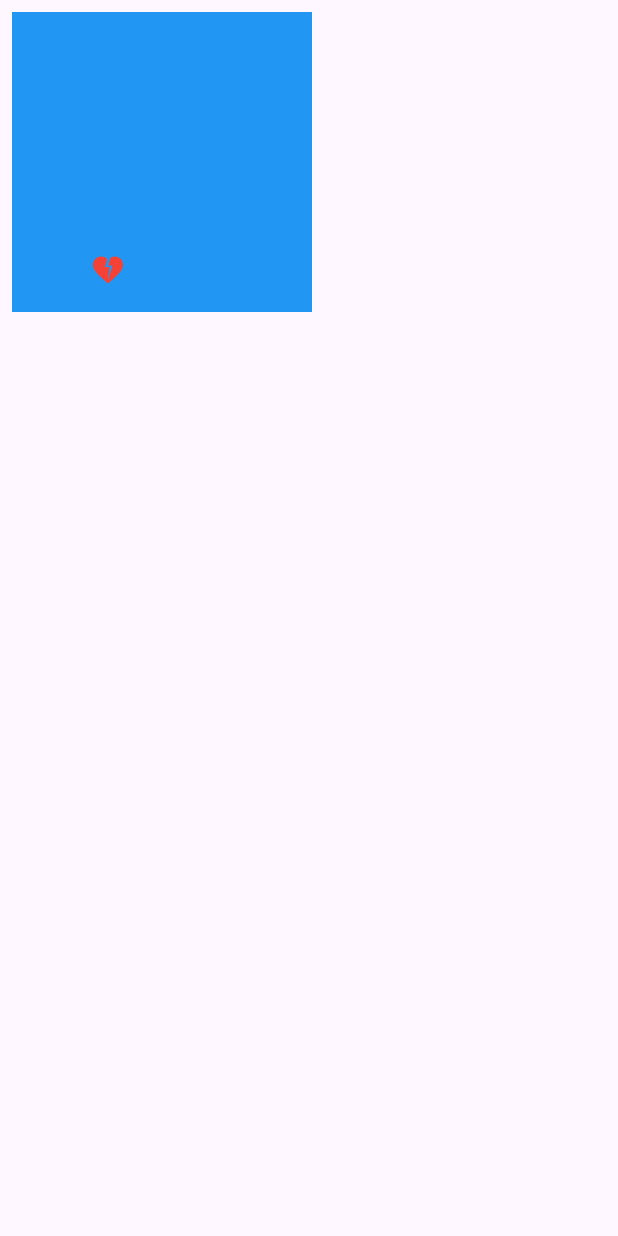
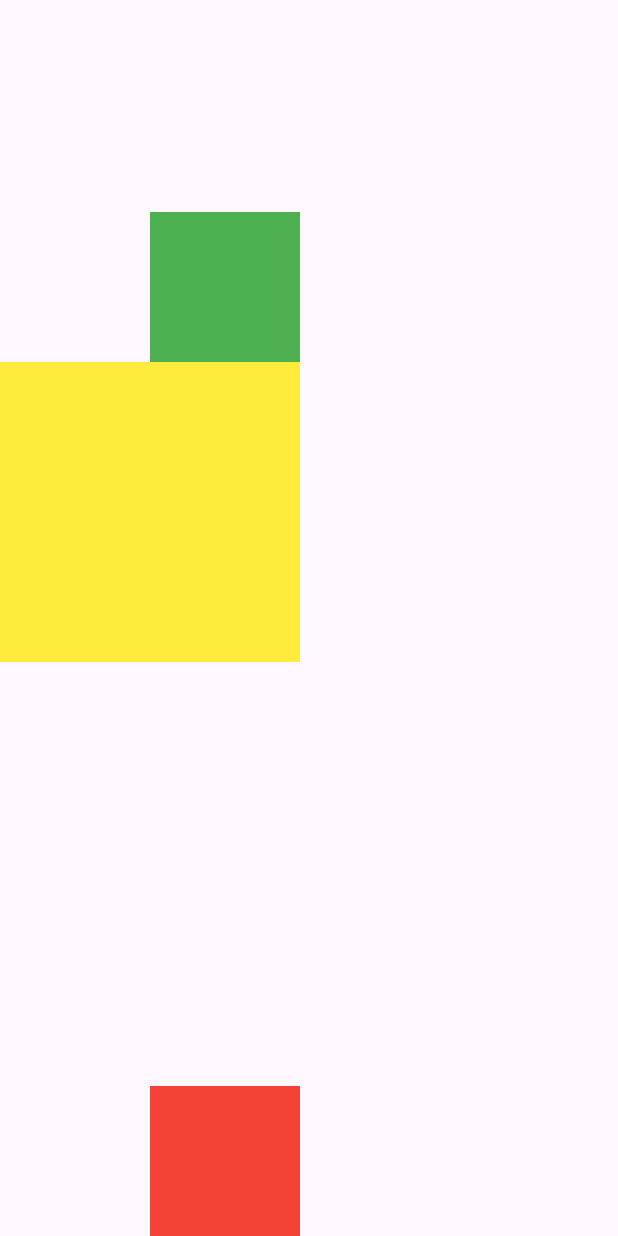
Before and after one commit to Mondanai/App, a Flutter app: the screen it shows after launch, on a phone screen of 412 x 824 dp. Run offline on Flutter 3.47's test engine with Material 3 defaults, Android fonts, the light colour scheme and no system bars.

Commit message:
multiple child demo

```diff
--- a/lib/main.dart
+++ b/lib/main.dart
@@ -1,8 +1,8 @@
 import 'package:flutter/material.dart';
-import 'package:flutter_application_week5/week5/single_child_demo.dart';
+import 'package:flutter_application_week5/week5/multiple_child_demo2.dart';
 
 
 void main() {
   //basic
-runApp(MaterialApp(home:SingleChildDemo()));
+runApp(MaterialApp(home:MultipleChildDemo2()));
 }
--- /dev/null
+++ b/lib/week5/multiple_child_demo2.dart
@@ -0,0 +1,41 @@
+import 'package:flutter/material.dart';
+
+class MultipleChildDemo2 extends StatelessWidget {
+  const MultipleChildDemo2({super.key});
+
+  @override
+  Widget build(BuildContext context) {
+    return Scaffold(
+      body: SafeArea(
+        child: Column(
+          //mainAxisAlignment: MainAxisAlignment.start,
+          //crossAxisAlignment: CrossAxisAlignment.center,
+          //children: [
+          //Container(width: 100,height: 100,color: Colors.green,),
+          //Container(width: 100,height: 200,color: Colors.yellow,),
+          // Container(width: 100,height: 100,color: Colors.red,)
+          //],
+          //children: [
+          //Expanded(
+          //flex: 1,
+          //child: Container(width: 100, height: 100, color: Colors.green)),
+          //Container(width: 100, height: 200, color: Colors.yellow)         ,
+          //Expanded(
+          //flex: 2,
+          //child: Container(width: 100, height: 100, color: Colors.red)),
+          //],
+          //],
+          mainAxisAlignment: MainAxisAlignment.center,
+          crossAxisAlignment: CrossAxisAlignment.end,
+          children: [
+            Spacer(flex: 1,),
+            Container(width: 100, height: 100, color: Colors.green),
+            Container(width: 200, height: 200, color: Colors.yellow),
+            Spacer(flex: 2,),
+            Container(width: 100, height: 100, color: Colors.red),
+          ],
+        ),
+      ),
+    );
+  }
+}
```
Also changed, not shown: lib/week5/multiple_child_demo.dart (added, +22 -0 lines).
